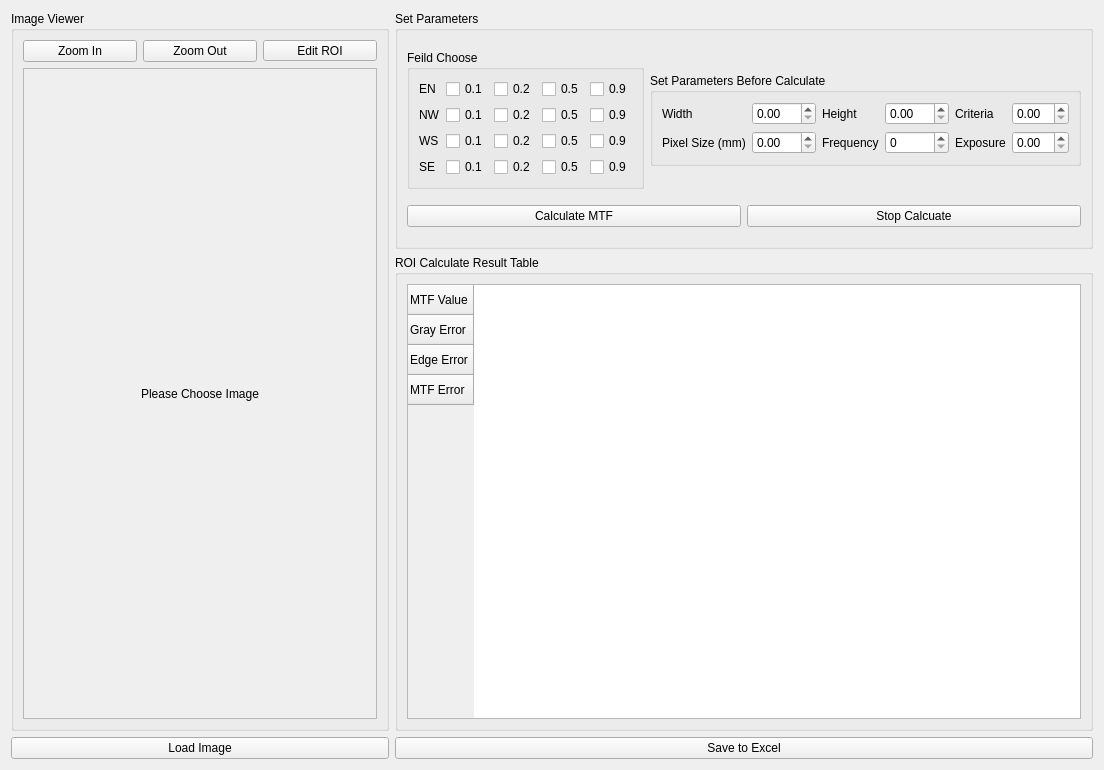
Qt form lnxmtfprototype.ui (Wanncye/MechMindQtMTF) before a commit.
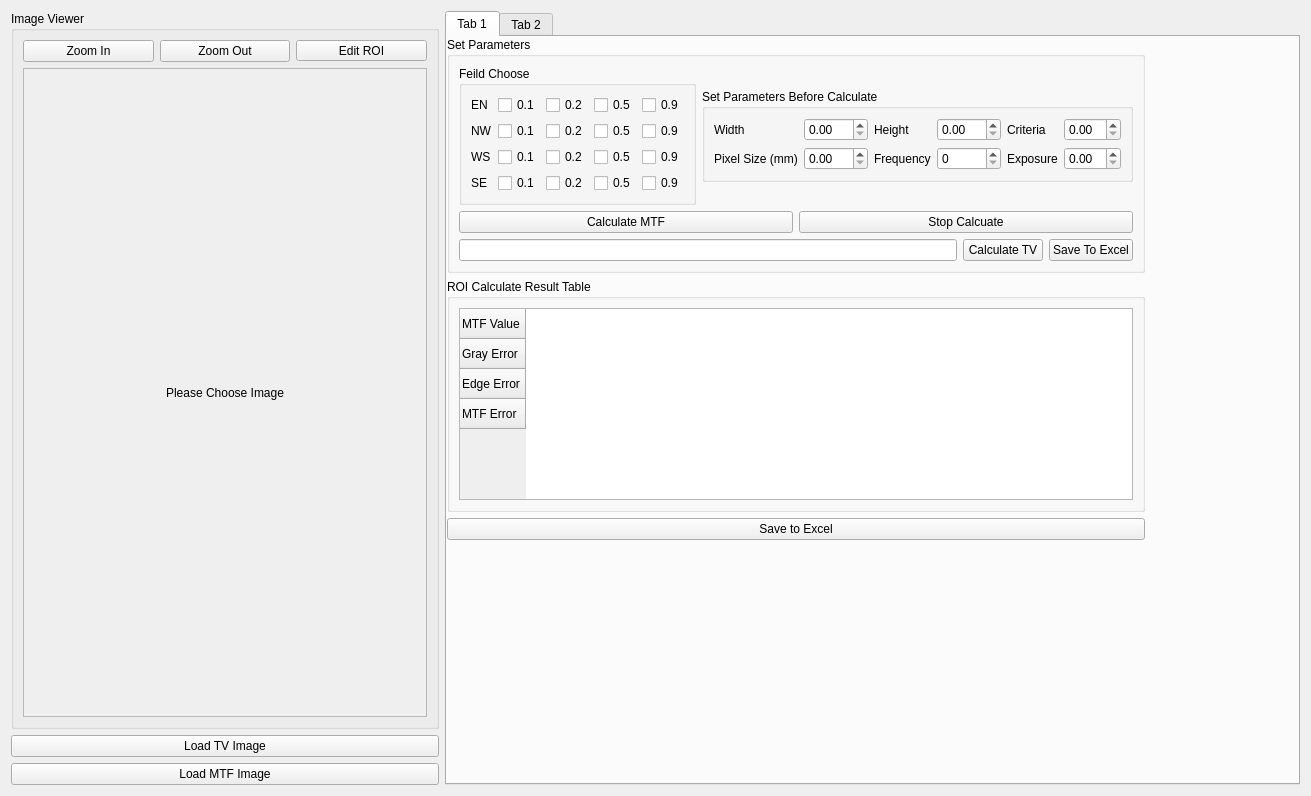
The same form after that commit. Custom widgets are drawn as their Qt base class.

What changed in the file:
```diff
--- a/lnxmtfprototype.ui
+++ b/lnxmtfprototype.ui
@@ -6,8 +6,8 @@
    <rect>
     <x>0</x>
     <y>0</y>
-    <width>1104</width>
-    <height>770</height>
+    <width>1311</width>
+    <height>796</height>
    </rect>
   </property>
   <property name="sizePolicy">
@@ -22,7 +22,7 @@
   <property name="autoFillBackground">
    <bool>false</bool>
   </property>
-  <layout class="QHBoxLayout" name="horizontalLayout_4" stretch="2,3">
+  <layout class="QHBoxLayout" name="horizontalLayout_4" stretch="1,2">
    <item>
     <layout class="QVBoxLayout" name="imgPart">
      <property name="rightMargin">
@@ -84,8 +84,8 @@
             <rect>
              <x>0</x>
              <y>0</y>
-             <width>258</width>
-             <height>610</height>
+             <width>380</width>
+             <height>602</height>
             </rect>
            </property>
            <property name="layoutDirection">
@@ -109,19 +109,43 @@
        </layout>
       </widget>
      </item>
+     <item>
+      <widget class="QPushButton" name="loadTVImg">
+       <property name="text">
+        <string>Load TV Image</string>
+       </property>
+      </widget>
+     </item>
      <item>
       <widget class="QPushButton" name="loadImg">
        <property name="text">
-        <string>Load Image</string>
+        <string>Load MTF Image</string>
        </property>
       </widget>
      </item>
     </layout>
    </item>
    <item>
-    <layout class="QVBoxLayout" name="operatorPart" stretch="1,2,1">
+    <widget class="QTabWidget" name="tabWidget">
+     <property name="currentIndex">
+      <number>0</number>
+     </property>
+     <widget class="QWidget" name="tab">
+      <attribute name="title">
+       <string>Tab 1</string>
+      </attribute>
+      <widget class="QWidget" name="layoutWidget">
+       <property name="geometry">
+        <rect>
+         <x>0</x>
+         <y>0</y>
+         <width>768</width>
+         <height>553</height>
+        </rect>
+       </property>
+       <layout class="QVBoxLayout" name="verticalLayout_2" stretch="1,2,1">
      <property name="sizeConstraint">
-      <enum>QLayout::SetMaximumSize</enum>
+         <enum>QLayout::SetFixedSize</enum>
      </property>
      <item>
       <widget class="QGroupBox" name="groupBox_3">
@@ -380,6 +404,27 @@
           </item>
          </layout>
         </item>
+           <item>
+            <layout class="QHBoxLayout" name="horizontalLayout">
+             <item>
+              <widget class="QLineEdit" name="tvValue"/>
+             </item>
+             <item>
+              <widget class="QPushButton" name="calcTVBtn">
+               <property name="text">
+                <string>Calculate TV</string>
+               </property>
+              </widget>
+             </item>
+             <item>
+              <widget class="QPushButton" name="saveTV2Excel">
+               <property name="text">
+                <string>Save To Excel</string>
+               </property>
+              </widget>
+             </item>
+            </layout>
+           </item>
        </layout>
       </widget>
      </item>
@@ -427,6 +472,14 @@
       </widget>
      </item>
     </layout>
+      </widget>
+     </widget>
+     <widget class="QWidget" name="tab_2">
+      <attribute name="title">
+       <string>Tab 2</string>
+      </attribute>
+     </widget>
+    </widget>
    </item>
   </layout>
  </widget>
```
Lines whose indentation alone changed are shown as unchanged.
